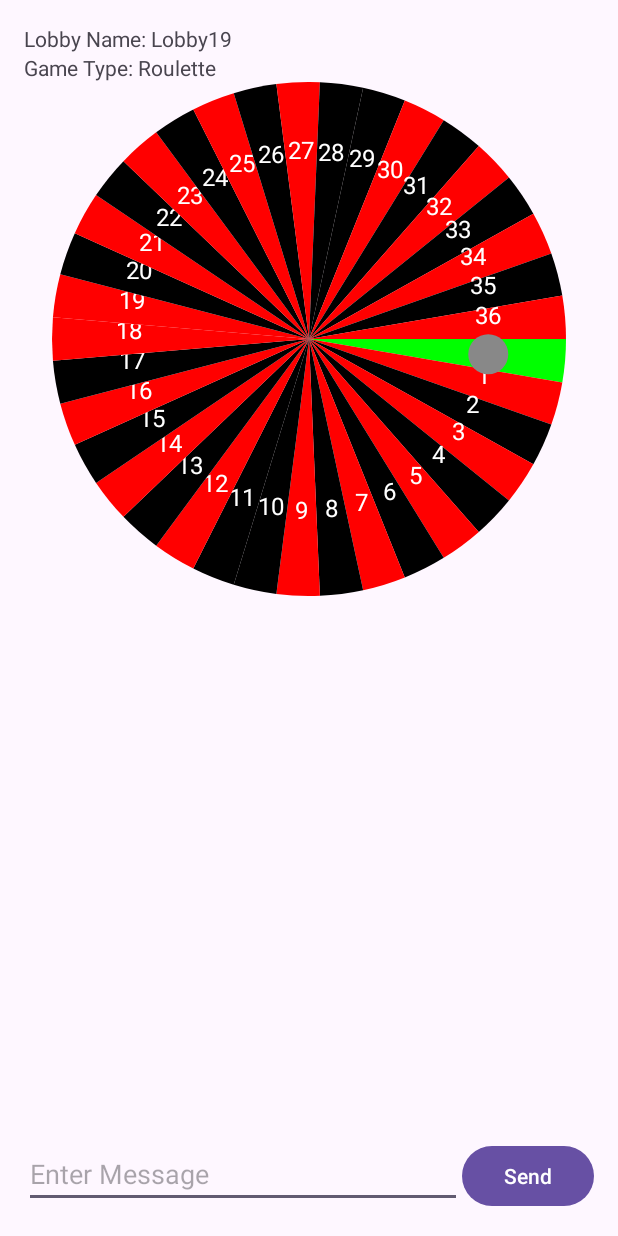
After one commit to Granine/Project-ACE, an Android app: the layout activity_roulette.xml on its own in the app's theme, with its tools: preview values and no code run, on a phone screen of 412 x 824 dp. The commit adds this screen. Run offline under Robolectric (Android 15) with nearby library versions, the phone set to English and light mode, and no system bars.

Commit message:
Added endpoint to LobbbyActivity to branch a user into the correct Game Activity. Also added entire Roulette front end. Both need to be tested with the server API calls.

```diff
--- /dev/null
+++ b/frontend/AndroidCasinoUser/app/src/main/java/com/davidzhang/androidcasinouser/CircularWheelView.java
@@ -0,0 +1,190 @@
+package com.davidzhang.androidcasinouser;
+
+import android.animation.Animator;
+import android.animation.AnimatorListenerAdapter;
+import android.animation.ValueAnimator;
+import android.content.Context;
+import android.graphics.Canvas;
+import android.graphics.Color;
+import android.graphics.Paint;
+import android.graphics.RectF;
+import android.util.AttributeSet;
+import android.util.Log;
+import android.view.View;
+import android.view.animation.AccelerateDecelerateInterpolator;
+
+//THIS CLASS WAS 90% chatGPT 3.5, 10% me making changes
+public class CircularWheelView extends View {
+    // Constants for the wheel
+    private static final int NUM_SLOTS = 37;
+
+    // Paint for drawing
+    private Paint paint;
+    private RectF wheelBounds;
+    private RectF tickerBounds;
+
+
+    // Animation related variables
+    private ValueAnimator spinAnimator;
+    private float rotation = 0f;
+    private int targetSlot = 0;
+    private boolean spinning = false;
+
+    // Text Paint for slot numbers
+    private Paint textPaint;
+    private Paint tickerPaint;
+
+    private String[] wheelColors =
+            {
+                    "green",
+                    "red",
+                    "black",
+                    "red",
+                    "black",
+                    "red",
+                    "black",
+                    "red",
+                    "black",
+                    "red",
+                    "black",
+                    "black",
+                    "red",
+                    "black",
+                    "red",
+                    "black",
+                    "red",
+                    "black",
+                    "red",
+                    "red",
+                    "black",
+                    "red",
+                    "black",
+                    "red",
+                    "black",
+                    "red",
+                    "black",
+                    "red",
+                    "black",
+                    "black",
+                    "red",
+                    "black",
+                    "red",
+                    "black",
+                    "red",
+                    "black",
+                    "red"
+            };
+
+    private AnimationCallback callback;
+
+    public CircularWheelView(Context context, AttributeSet attrs) {
+        super(context, attrs);
+        init();
+    }
+
+    public interface AnimationCallback {
+        void onAnimationFinished();
+    }
+
+    // Setter method to set the callback
+    public void setAnimationCallback(AnimationCallback callback) {
+        this.callback = callback;
+    }
+
+    private void init() {
+        paint = new Paint();
+        paint.setAntiAlias(true);
+        wheelBounds = new RectF();
+
+        // Initialize text paint for slot numbers
+        textPaint = new Paint();
+        textPaint.setColor(Color.WHITE);
+        textPaint.setTextSize(24f);
+        textPaint.setTextAlign(Paint.Align.CENTER);
+
+        tickerPaint = new Paint();
+        tickerPaint.setColor(Color.GRAY);
+        tickerPaint.setStyle(Paint.Style.FILL);
+
+        tickerBounds = new RectF();
+    }
+
+    @Override
+    protected void onDraw(Canvas canvas) {
+        super.onDraw(canvas);
+        int viewWidth = getWidth();
+        int viewHeight = getHeight();
+        int centerX = viewWidth / 2;
+        int centerY = viewHeight / 2;
+        int radius = Math.min(centerX, centerY);
+
+        float slotAngle = 360f / NUM_SLOTS;
+        float startAngle = 0;
+
+        for (int i = 0; i < NUM_SLOTS; i++) {
+            if (wheelColors[i] == "green") {
+                paint.setColor(Color.GREEN);
+            }
+            else if (wheelColors[i] == "red") {
+                paint.setColor(Color.RED);
+            } else {
+                paint.setColor(Color.BLACK);
+            }
+
+            wheelBounds.set(centerX - radius, centerY - radius, centerX + radius, centerY + radius);
+            canvas.drawArc(wheelBounds, startAngle + rotation, slotAngle, true, paint);
+
+            // Calculate the position to display the number in the center of the slot
+            float slotCenterAngle = startAngle + rotation + (slotAngle / 2);
+            float textX = centerX + (float) (radius * 0.7 * Math.cos(Math.toRadians(slotCenterAngle)));
+            float textY = centerY + (float) (radius * 0.7 * Math.sin(Math.toRadians(slotCenterAngle)));
+
+            // Display the number in the center of the slot
+            canvas.drawText(String.valueOf(i), textX, textY, textPaint);
+
+            startAngle += slotAngle;
+        }
+
+        // Draw the ticker to indicate the selected slot
+        float tickerAngle = (targetSlot * slotAngle) + (slotAngle / 2) + rotation;
+        float tickerX = centerX + (float) (radius * 0.7 * Math.cos(Math.toRadians(tickerAngle)));
+        float tickerY = centerY + (float) (radius * 0.7 * Math.sin(Math.toRadians(tickerAngle)));
+        float tickerSize = 20f; // Adjust the size of the ticker
+        tickerBounds.set(tickerX - tickerSize, tickerY - tickerSize, tickerX + tickerSize, tickerY + tickerSize);
+        canvas.drawOval(tickerBounds, tickerPaint);
+    }
+
+
+    public void spin(final int target) {
+        if (!spinning) {
+            final float numSpins = 2.74f;
+            final float degreesPerSpin = 360f * numSpins;
+            final float degreesToTarget = (37f-target) * (360f/37f);
+            Log.d("TARGET", String.valueOf(target));
+            targetSlot = target;
+
+            spinAnimator = ValueAnimator.ofFloat(rotation, rotation + degreesPerSpin + degreesToTarget);
+            spinAnimator.setDuration(2000); // Adjust the duration as needed
+            spinAnimator.setInterpolator(new AccelerateDecelerateInterpolator()); // Adjust the interpolator as needed
+            spinAnimator.addUpdateListener(new ValueAnimator.AnimatorUpdateListener() {
+                @Override
+                public void onAnimationUpdate(ValueAnimator animation) {
+                    rotation = (float) animation.getAnimatedValue();
+                    invalidate();
+                }
+            });
+            spinAnimator.addListener(new AnimatorListenerAdapter() {
+                @Override
+                public void onAnimationEnd(Animator animation) {
+                    super.onAnimationEnd(animation);
+                    if (callback != null) {
+                        callback.onAnimationFinished();
+                    }
+                }
+            });
+
+
+            spinAnimator.start();
+        }
+    }
+}
--- /dev/null
+++ b/frontend/AndroidCasinoUser/app/src/main/res/layout/activity_roulette.xml
@@ -0,0 +1,85 @@
+<?xml version="1.0" encoding="utf-8"?>
+<androidx.constraintlayout.widget.ConstraintLayout xmlns:android="http://schemas.android.com/apk/res/android"
+    xmlns:app="http://schemas.android.com/apk/res-auto"
+    xmlns:tools="http://schemas.android.com/tools"
+    android:layout_width="match_parent"
+    android:layout_height="match_parent"
+    tools:context=".MainActivity">
+
+
+    <LinearLayout xmlns:android="http://schemas.android.com/apk/res/android"
+        xmlns:app="http://schemas.android.com/apk/res-auto"
+        xmlns:tools="http://schemas.android.com/tools"
+        android:layout_width="match_parent"
+        android:layout_height="match_parent"
+        android:orientation="vertical"
+        android:padding="16dp">
+
+        <!-- Lobby Details -->
+        <TextView
+            android:id="@+id/tvLobbyName"
+            android:layout_width="wrap_content"
+            android:layout_height="wrap_content"
+            android:text="Lobby Name: Lobby19" />
+
+        <TextView
+            android:id="@+id/tvGameType"
+            android:layout_width="wrap_content"
+            android:layout_height="wrap_content"
+            android:text="Game Type: Roulette" />
+
+        <FrameLayout
+            android:id="@+id/squareContainer"
+            android:layout_width="match_parent"
+            android:layout_height="0dp"
+            android:layout_weight="1"
+            android:background="@android:color/transparent">
+
+            <com.davidzhang.androidcasinouser.CircularWheelView
+                android:id="@+id/wheelView"
+                android:layout_width="match_parent"
+                android:layout_height="match_parent" />
+        </FrameLayout>
+
+        <!-- Chat Section -->
+        <TextView
+            android:id="@+id/tvLobbyChat"
+            android:layout_width="wrap_content"
+            android:layout_height="wrap_content"
+            android:text="" />
+
+        <ScrollView
+            android:layout_width="match_parent"
+            android:layout_height="0dp"
+            android:layout_weight="1">
+
+            <LinearLayout
+                android:id="@+id/llChatContainer"
+                android:layout_width="match_parent"
+                android:layout_height="wrap_content"
+                android:orientation="vertical">
+                <!-- Dynamically add TextViews here for chat messages -->
+            </LinearLayout>
+        </ScrollView>
+
+        <LinearLayout
+            android:layout_width="match_parent"
+            android:layout_height="wrap_content"
+            android:orientation="horizontal">
+
+            <EditText
+                android:id="@+id/etEnterMessage"
+                android:layout_width="0dp"
+                android:layout_weight="1"
+                android:layout_height="wrap_content"
+                android:hint="Enter Message" />
+
+            <Button
+                android:id="@+id/btnSend"
+                android:layout_width="wrap_content"
+                android:layout_height="wrap_content"
+                android:text="Send" />
+        </LinearLayout>
+    </LinearLayout>
+
+</androidx.constraintlayout.widget.ConstraintLayout>
```
Also changed, not shown: frontend/AndroidCasinoUser/app/src/main/AndroidManifest.xml (+9 -0 lines), frontend/AndroidCasinoUser/app/src/main/java/com/davidzhang/androidcasinouser/BaccaratActivity.java (added, +14 -0 lines), frontend/AndroidCasinoUser/app/src/main/java/com/davidzhang/androidcasinouser/BlackJackActivity.java (added, +14 -0 lines), frontend/AndroidCasinoUser/app/src/main/java/com/davidzhang/androidcasinouser/LobbyActivity.java (+44 -0 lines), frontend/AndroidCasinoUser/app/src/main/java/com/davidzhang/androidcasinouser/RouletteActivity.java (added, +236 -0 lines), frontend/AndroidCasinoUser/app/src/main/res/layout/activity_baccarat.xml (added, +9 -0 lines), frontend/AndroidCasinoUser/app/src/main/res/layout/activity_black_jack.xml (added, +9 -0 lines), frontend/AndroidCasinoUser/app/src/main/res/layout/popup_layout.xml (added, +54 -0 lines).
